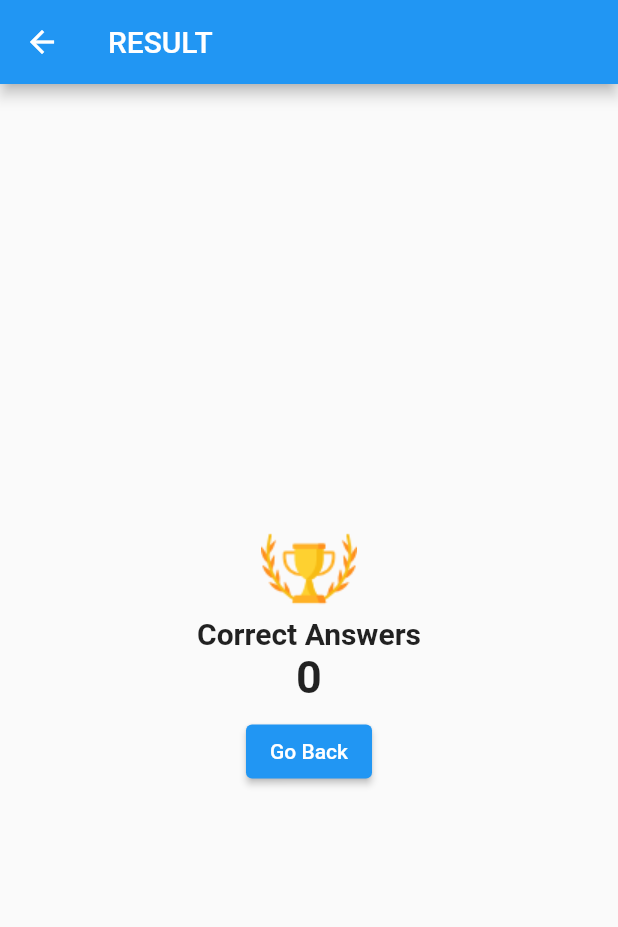
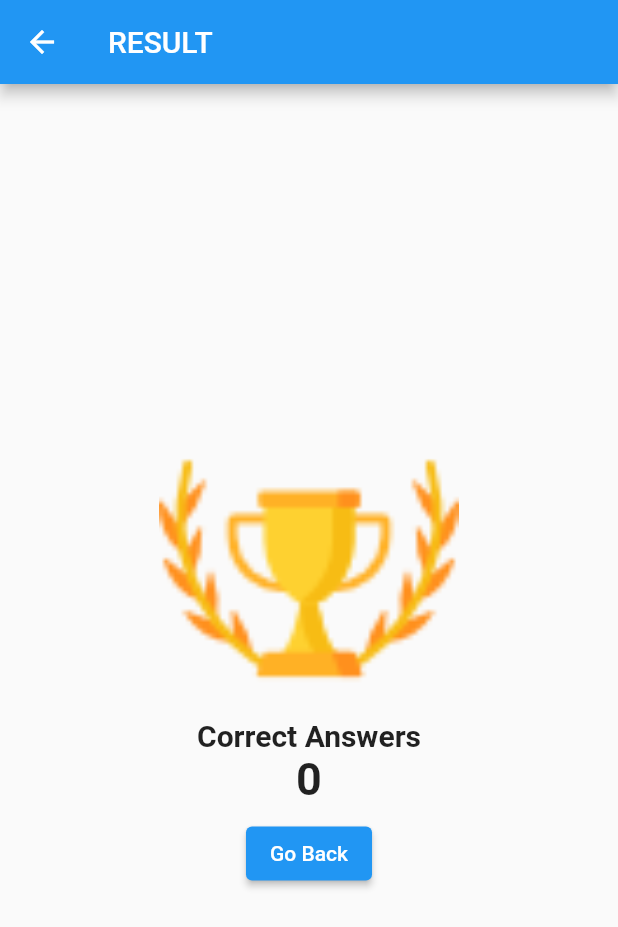
Before and after one commit to Ibrahim-K98han/flutter_quiz_apps, a Flutter app: the ResultPage screen opened by its route, on a phone screen of 412 x 824 dp. Shown: the top 927 px of the screen. Run offline on Flutter 3.47's test engine with Material 2 defaults, Android fonts, the phone set to English and light mode, and no system bars; missing offline and left inert: dart:ffi.

```diff
--- a/lib/pages/result_page.dart
+++ b/lib/pages/result_page.dart
@@ -6,6 +6,7 @@ import '../temp_db.dart';
 class ResultPage extends StatelessWidget {
   static const String routeName = '/result';
   int rightAnswers = 0;
+  int wrongAnswers = 0;
   ResultPage({Key? key}) : super(key: key);
 
   @override
@@ -19,7 +20,7 @@ class ResultPage extends StatelessWidget {
         child: Column(
           mainAxisAlignment: MainAxisAlignment.center,
           children: [
-            Image.asset('images/winner.png'),
+            Image.asset('images/winner.png',height: 200,width: 200,fit: BoxFit.cover,),
             const Text('Correct Answers',style: TextStyle(fontSize: 20,fontWeight: FontWeight.bold),),
             Text('$rightAnswers', style: TextStyle(fontSize: 30,fontWeight: FontWeight.bold),),
             TextButton(
```
